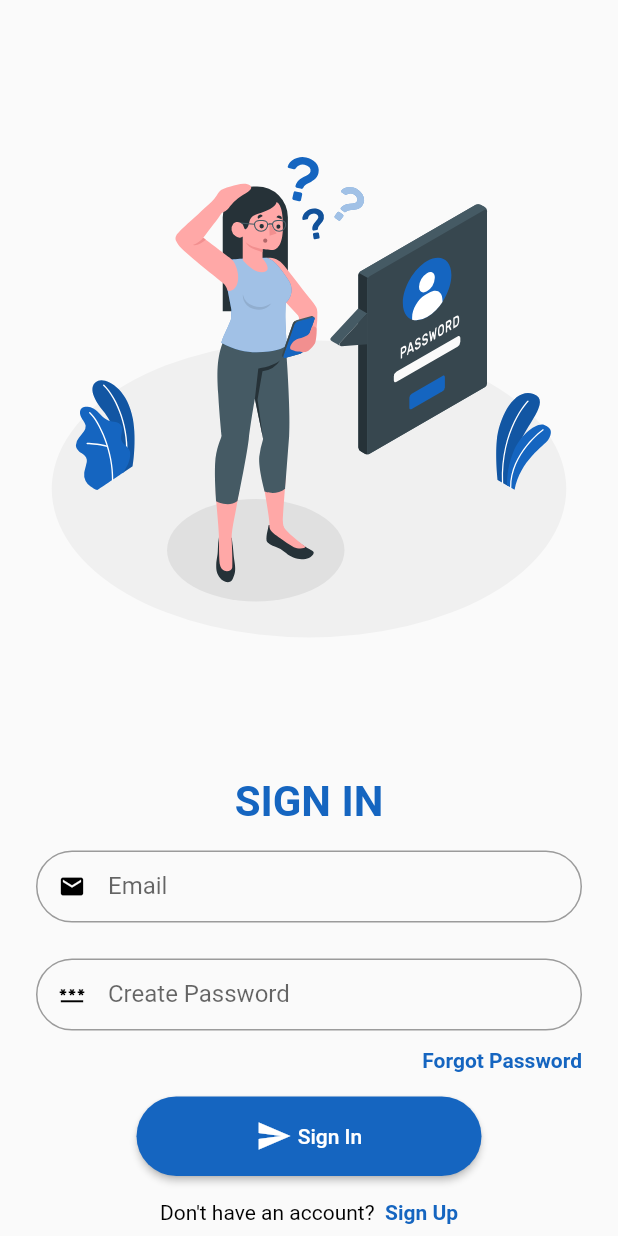
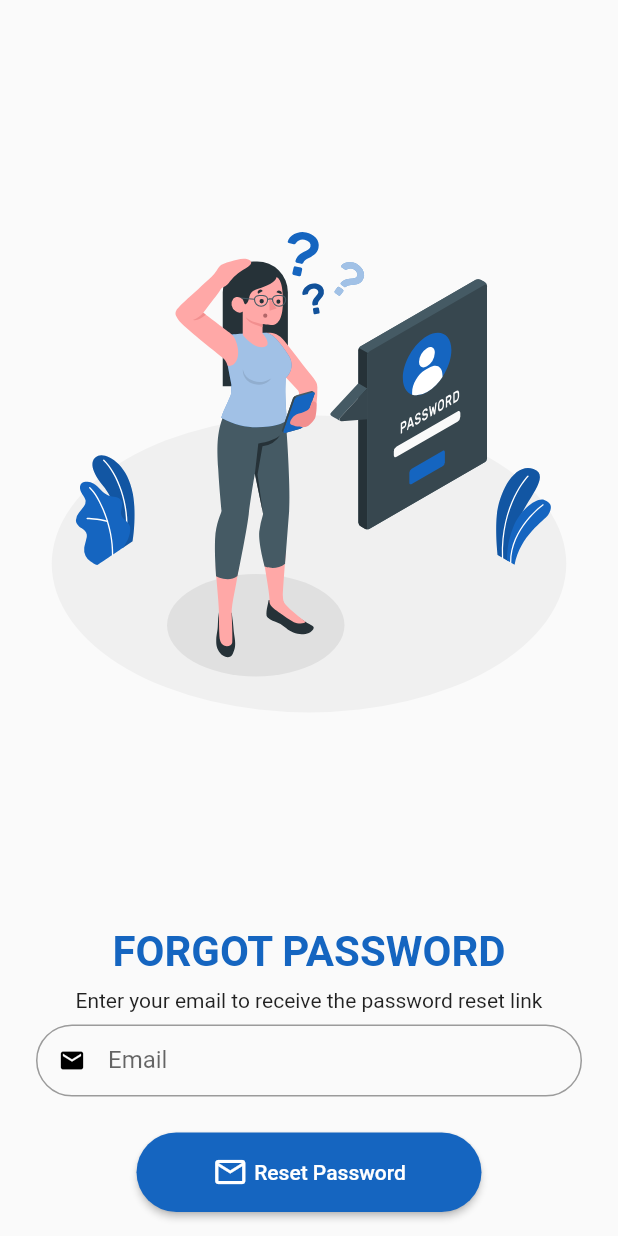
Before and after one commit to Crucialjun/cbc_learning_materials, a Flutter app: the ForgotPassword screen opened directly, on a phone screen of 412 x 824 dp. Run offline on Flutter 3.47's test engine with Material 2 defaults, Android fonts, the phone set to English and light mode, and no system bars; drawn by our look-alikes of progress_state_button; our stand-ins replace awesome_dialog, email_validator, firebase_auth, firebase_core, flutter_pw_validator, flutter_svg and 1 more; accounts and stored records are empty.

Commit message:
Forgot password

```diff
--- a/lib/screens/forgot_password.dart
+++ b/lib/screens/forgot_password.dart
@@ -1,5 +1,7 @@
 import 'package:cbc_learning_materials/app_colors.dart';
 import 'package:cbc_learning_materials/screens/sign_up_screen.dart';
+import 'package:cbc_learning_materials/utils.dart';
+import 'package:email_validator/email_validator.dart';
 import 'package:flutter/material.dart';
 import 'package:flutter_svg/flutter_svg.dart';
 import 'package:progress_state_button/iconed_button.dart';
@@ -16,12 +18,16 @@ class ForgotPassword extends StatefulWidget {
 
 class _ForgotPasswordState extends State<ForgotPassword> {
   bool _isLoading = false;
+  TextEditingController _emailController = TextEditingController();
+  final _formKey = GlobalKey<FormState>();
   @override
   Widget build(BuildContext context) {
     return Scaffold(
       body: SafeArea(
         child: Padding(
           padding: const EdgeInsets.only(left: 24, right: 24),
+          child: Form(
+            key: _formKey,
             child: Column(children: [
               Expanded(
                   child: Hero(
@@ -29,16 +35,24 @@ class _ForgotPasswordState extends State<ForgotPassword> {
                       child: SvgPicture.asset(
                           "assets/svg/forgot_password_image.svg"))),
               const Text(
-              'SIGN IN',
+                'FORGOT PASSWORD',
                 style: TextStyle(
                     color: AppColors.primaryColor,
                     fontSize: 28,
                     fontWeight: FontWeight.bold),
               ),
               const SizedBox(
-              height: 16,
+                height: 8,
               ),
-            TextField(
+              const Text("Enter your email to receive the password reset link"),
+              const SizedBox(
+                height: 8,
+              ),
+              TextFormField(
+                controller: _emailController,
+                validator: (value) => EmailValidator.validate(value!)
+                    ? null
+                    : "Please enter a valid email",
                 decoration: InputDecoration(
                   isDense: true,
                   contentPadding: const EdgeInsets.all(4),
@@ -55,48 +69,11 @@ class _ForgotPasswordState extends State<ForgotPassword> {
               const SizedBox(
                 height: 24,
               ),
-            TextFormField(
-              obscureText: true,
-              validator: (value) {
-                if (value!.isEmpty) {
-                  return " Please enter password";
-                } else {
-                  return null;
-                }
-              },
-              decoration: InputDecoration(
-                isDense: true,
-                contentPadding: const EdgeInsets.all(8),
-                prefixIcon: const Icon(
-                  Icons.password,
-                  color: Colors.black,
-                ),
-                labelText: "Create Password",
-                border: OutlineInputBorder(
-                  borderRadius: BorderRadius.circular(30),
-                ),
-              ),
-            ),
-            const SizedBox(
-              height: 12,
-            ),
-            const Align(
-              alignment: Alignment.centerRight,
-              child: InkWell(
-                  child: Text(
-                "Forgot Password",
-                style: TextStyle(
-                    color: AppColors.primaryColor, fontWeight: FontWeight.bold),
-              )),
-            ),
-            const SizedBox(
-              height: 16,
-            ),
               ProgressButton.icon(
                 iconedButtons: {
                   ButtonState.idle: const IconedButton(
-                    text: "Sign In",
-                    icon: Icon(Icons.send, color: Colors.white),
+                      text: "Reset Password",
+                      icon: Icon(Icons.email_outlined, color: Colors.white),
                       color: AppColors.primaryColor),
                   ButtonState.loading: IconedButton(
                       text: "Loading", color: Colors.deepPurple.shade700),
@@ -113,38 +90,29 @@ class _ForgotPasswordState extends State<ForgotPassword> {
                       color: Colors.green.shade400)
                 },
                 state: _isLoading ? ButtonState.loading : ButtonState.idle,
-              onPressed: () async {},
+                onPressed: () async {
+                  if (_formKey.currentState!.validate()) {
+                    setState(() {
+                      _isLoading = true;
+                    });
+                    if (await FirebaseAuthMethods()
+                        .resetPassword(_emailController.text, context)) {
+                      showSuccessDialog(context,
+                          "Reset link successfully sent to $_emailController.text");
+                    }
+                    setState(() {
+                      _isLoading = false;
+                    });
+                    showSuccessDialog(context,
+                        "Reset link successfully sent to $_emailController.text");
+                  }
+                },
               ),
               const SizedBox(
                 height: 16,
               ),
-            Padding(
-              padding: const EdgeInsets.only(bottom: 8),
-              child: Row(
-                mainAxisAlignment: MainAxisAlignment.center,
-                children: [
-                  const Text(
-                    "Don't have an account? ",
-                    style: TextStyle(color: Colors.black),
+            ]),
           ),
-                  InkWell(
-                      onTap: () {
-                        Navigator.push(
-                          context,
-                          MaterialPageRoute(
-                              builder: (context) => const SignUpScreen()),
-                        );
-                      },
-                      child: const Text(
-                        " Sign Up",
-                        style: TextStyle(
-                            color: AppColors.primaryColor,
-                            fontWeight: FontWeight.bold),
-                      )),
-                ],
-              ),
-            )
-          ]),
         ),
       ),
     );
```
Also changed, not shown: lib/firebase_utils/firebase_auth_methods.dart (+11 -1 lines), lib/utils.dart (+12 -2 lines). Lines whose indentation alone changed are shown as unchanged.
